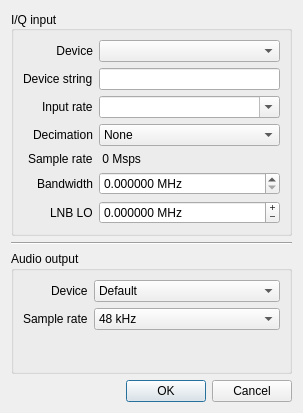
The window that src/qtgui/ioconfig.ui (gqrx-sdr/gqrx) describes before a commit, drawn with Qt 5.
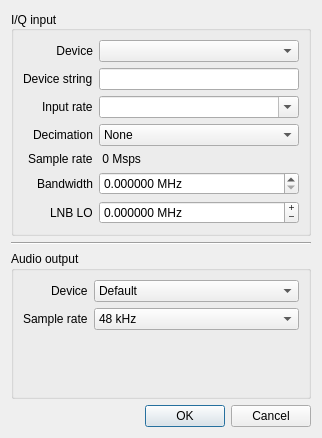
The same window after the commit. Icons and pictures are not drawn.

Commit message:
update input device list
Button added to scan for device changes

```diff
--- a/src/qtgui/ioconfig.ui
+++ b/src/qtgui/ioconfig.ui
@@ -6,8 +6,8 @@
    <rect>
     <x>0</x>
     <y>0</y>
-    <width>303</width>
-    <height>413</height>
+    <width>322</width>
+    <height>438</height>
    </rect>
   </property>
   <property name="windowTitle">
```
The commit also changes 2 other files.
